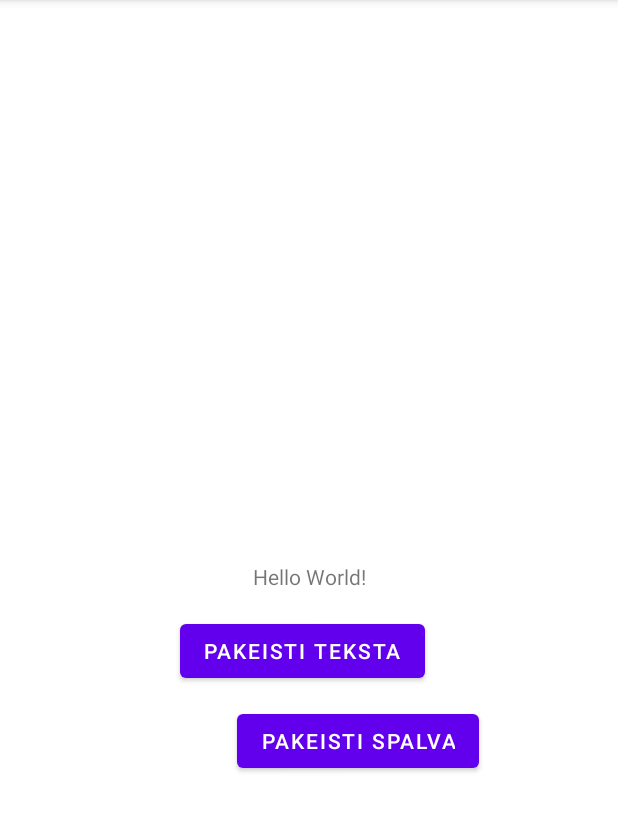
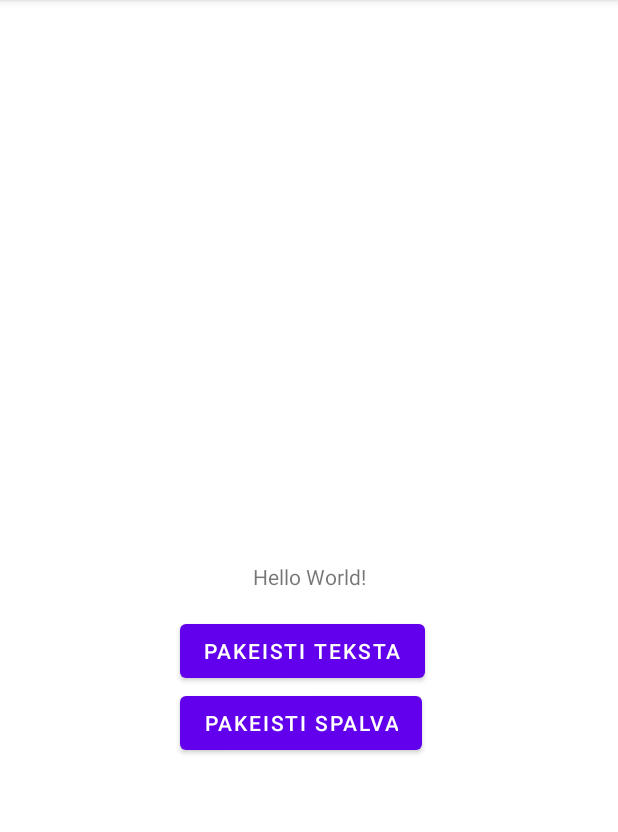
Before and after one commit to Svabas22/LAB1, an Android app: the screen it shows after launch (MainActivity), on a phone screen of 412 x 824 dp, the part 84-916 px from its top. Run offline under Robolectric (Android 15) with nearby library versions, the phone set to English and light mode, and no system bars.

Commit message:
Idetas mygtukas, kuris pakeicia teksto spalva

```diff
--- a/app/src/main/res/layout/activity_main.xml
+++ b/app/src/main/res/layout/activity_main.xml
@@ -32,8 +32,8 @@
         android:id="@+id/btnChangeColor"
         android:layout_width="wrap_content"
         android:layout_height="wrap_content"
-        android:layout_marginStart="158dp"
-        android:layout_marginTop="76dp"
+        android:layout_marginStart="120dp"
+        android:layout_marginTop="64dp"
         android:onClick="btnClick2"
         android:text="Pakeisti spalva"
         app:layout_constraintStart_toStartOf="parent"
```
